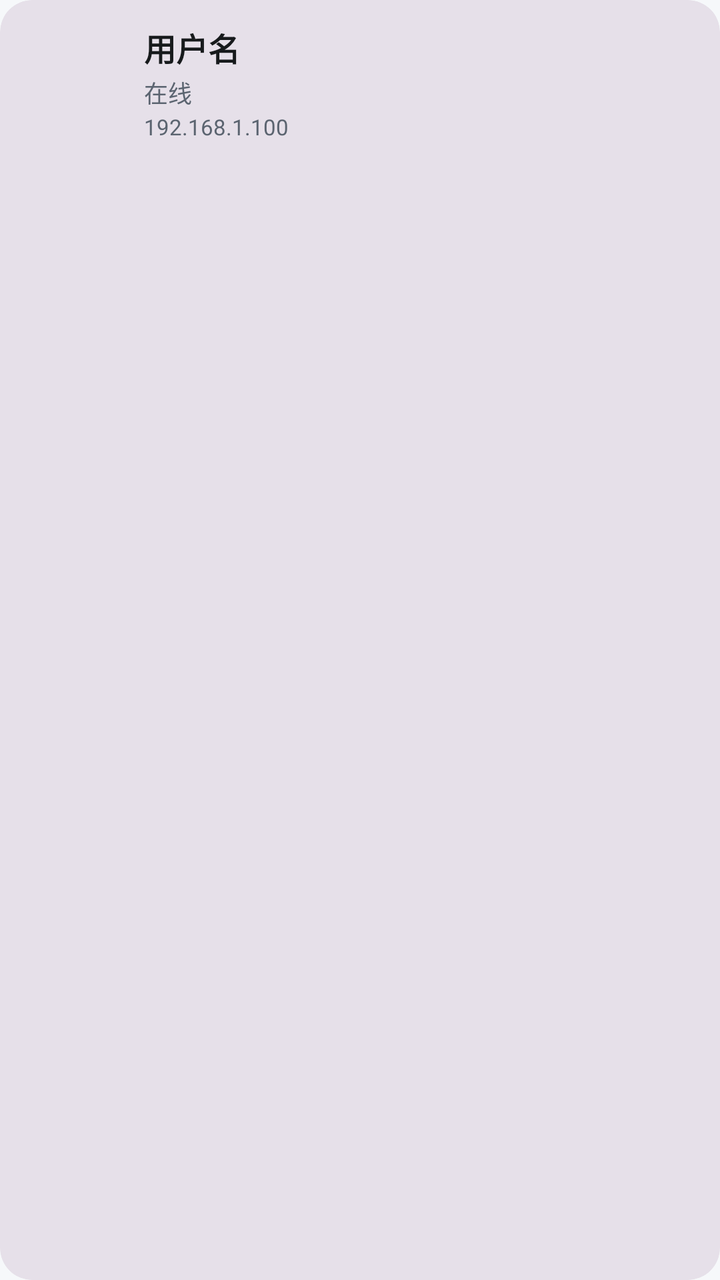
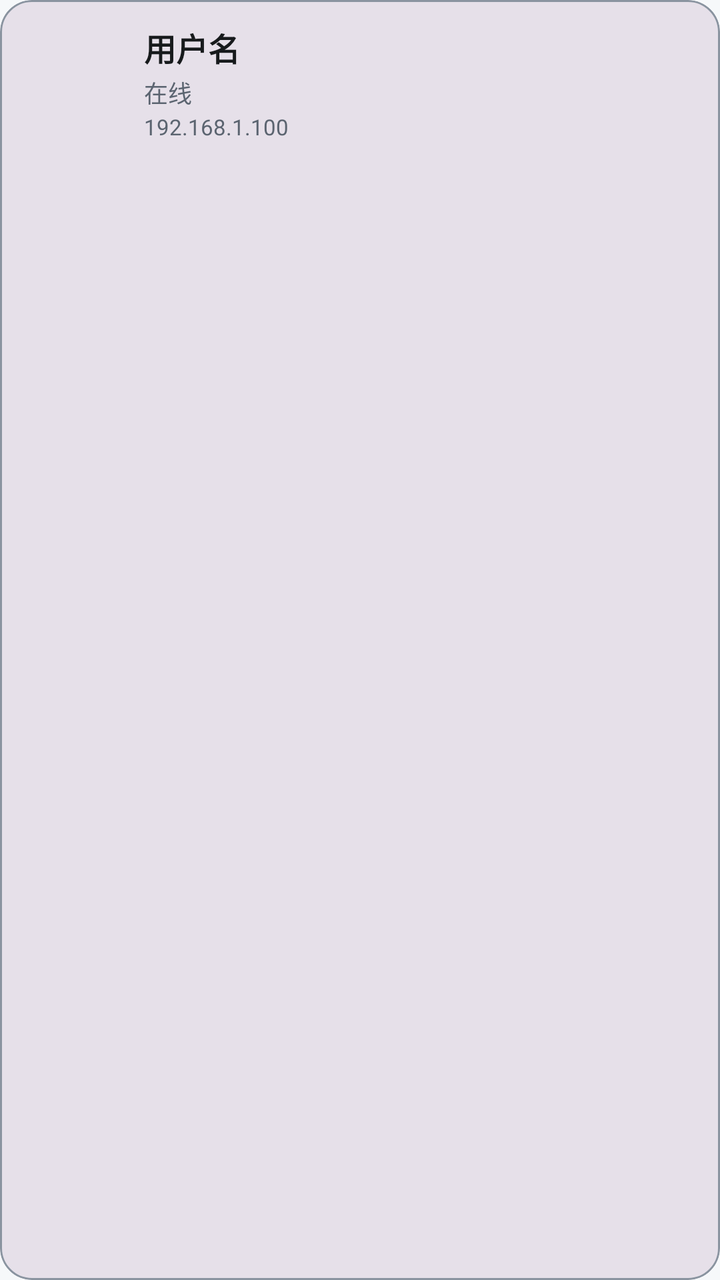

Screens rendered from an Android XML layout before and after an edit, with the pre-edit source and the edit as a unified diff.
<!-- AndroidManifest.xml: application theme Theme.NetworkTool -->
<!-- res/layout/item_lan_peer.xml -->
<?xml version="1.0" encoding="utf-8"?>
<com.google.android.material.card.MaterialCardView xmlns:android="http://schemas.android.com/apk/res/android"
    xmlns:app="http://schemas.android.com/apk/res-auto"
    android:layout_width="match_parent"
    android:layout_height="wrap_content"
    android:layout_marginStart="@dimen/page_margin"
    android:layout_marginEnd="@dimen/page_margin"
    android:layout_marginVertical="@dimen/space_1"
    style="@style/Widget.NetworkTool.Card"
    app:cardElevation="0dp">

    <LinearLayout
        android:layout_width="match_parent"
        android:layout_height="wrap_content"
        android:orientation="horizontal"
        android:padding="12dp"
        android:gravity="center_vertical">

        
        <ImageView
            android:id="@+id/avatarImage"
            android:layout_width="48dp"
            android:layout_height="48dp"
            android:padding="4dp"
            android:scaleType="fitCenter"
            android:contentDescription="头像" />

        
        <LinearLayout
            android:layout_width="0dp"
            android:layout_height="wrap_content"
            android:layout_weight="1"
            android:orientation="vertical"
            android:layout_marginStart="12dp">

            
            <LinearLayout
                android:layout_width="wrap_content"
                android:layout_height="wrap_content"
                android:orientation="horizontal"
                android:gravity="center_vertical">

                
                <TextView
                    android:id="@+id/nameText"
                    android:layout_width="wrap_content"
                    android:layout_height="wrap_content"
                    android:text="用户名"
                    android:textSize="16sp"
                    android:textStyle="bold"
                    android:textColor="?attr/colorOnSurface" />

                
                <TextView
                    android:id="@+id/roomLabel"
                    android:layout_width="wrap_content"
                    android:layout_height="wrap_content"
                    android:text="房间"
                    android:textSize="10sp"
                    android:textColor="#FFFFFF"
                    android:background="@drawable/badge_room_label"
                    android:paddingHorizontal="6dp"
                    android:paddingVertical="2dp"
                    android:layout_marginStart="6dp"
                    android:visibility="gone" />

            </LinearLayout>

            
            <TextView
                android:id="@+id/statusText"
                android:layout_width="wrap_content"
                android:layout_height="wrap_content"
                android:text="在线"
                android:textSize="12sp"
                android:textColor="?attr/colorOnSurfaceVariant"
                android:layout_marginTop="2dp" />

            
            <TextView
                android:id="@+id/ipText"
                android:layout_width="wrap_content"
                android:layout_height="wrap_content"
                android:text="192.168.1.100"
                android:textSize="11sp"
                android:textColor="?attr/colorOnSurfaceVariant"
                android:layout_marginTop="1dp" />

        </LinearLayout>

        
        <TextView
            android:id="@+id/unreadBadge"
            android:layout_width="20dp"
            android:layout_height="20dp"
            android:background="@drawable/badge_unread"
            android:gravity="center"
            android:text="0"
            android:textColor="#FFFFFF"
            android:textSize="10sp"
            android:visibility="gone" />

    </LinearLayout>

</com.google.android.material.card.MaterialCardView>
<!-- resources referenced by this layout -->
<resources>
  <dimen name="page_margin">16dp</dimen>
  <dimen name="space_1">4dp</dimen>
  <!-- drawable badge_room_label (drawable) -->
  <?xml version="1.0" encoding="utf-8"?>
  <shape xmlns:android="http://schemas.android.com/apk/res/android"
      android:shape="rectangle">
      <solid android:color="#2196F3" />
      <corners android:radius="4dp" />
  </shape>
  <!-- drawable badge_unread (drawable) -->
  <?xml version="1.0" encoding="utf-8"?>
  <shape xmlns:android="http://schemas.android.com/apk/res/android"
      android:shape="oval">
      <solid android:color="#FF0000" />
  </shape>
  <style name="Widget.NetworkTool.Card" parent="Widget.Material3.CardView.Filled">
          <item name="cardCornerRadius">@dimen/card_corner</item>
          <item name="cardElevation">0dp</item>
          <item name="strokeWidth">0dp</item>
      </style>
  <dimen name="card_corner">16dp</dimen>
  <color name="colorPrimary">#00DAC5</color>
  <color name="colorPrimaryDark">#00B5A1</color>
  <color name="colorAccent">#00DAC5</color>
  <color name="colorOnPrimary">#00201C</color>
  <color name="colorPrimaryContainer">#B8FFF7</color>
  <color name="colorOnPrimaryContainer">#00201C</color>
  <color name="colorBackground">#F6F8FA</color>
  <color name="colorSurface">#FFFFFF</color>
  <color name="colorOnSurface">#171A1C</color>
  <color name="colorOnBackground">#171A1C</color>
  <color name="colorSurfaceContainer">#EEF2F5</color>
  <color name="textSecondary">#5B6470</color>
  <color name="colorOutline">#8A94A0</color>
  <color name="colorOutlineVariant">#D8DEE5</color>
  <color name="textPrimary">#171A1C</color>
  <style name="Widget.NetworkTool.Toolbar" parent="Widget.Material3.Toolbar">
          <item name="android:background">@android:color/transparent</item>
          <item name="android:elevation">0dp</item>
          <item name="titleTextColor">?attr/colorOnSurface</item>
          <item name="titleTextAppearance">@style/TextAppearance.NetworkTool.ToolbarTitle</item>
          <item name="subtitleTextColor">?attr/colorOnSurfaceVariant</item>
          <item name="navigationIconTint">?attr/colorOnSurface</item>
      </style>
  <style name="Widget.NetworkTool.Button" parent="Widget.Material3.Button">
          <item name="android:elevation">0dp</item>
          <item name="android:stateListAnimator">@null</item>
      </style>
  <style name="TextAppearance.NetworkTool.ToolbarTitle" parent="TextAppearance.Material3.TitleLarge">
          <item name="android:textSize">20sp</item>
          <item name="android:textStyle">bold</item>
          <item name="android:textColor">?attr/colorOnSurface</item>
      </style>
  <!-- unchanged entries left out for length: 1 -->
</resources>

<!-- the commit's change to res/layout/item_lan_peer.xml (unified diff, before → after) -->
@@ -7,7 +7,10 @@
     android:layout_marginEnd="@dimen/page_margin"
     android:layout_marginVertical="@dimen/space_1"
     style="@style/Widget.NetworkTool.Card"
-    app:cardElevation="0dp">
+    app:cardCornerRadius="@dimen/card_corner"
+    app:cardElevation="0dp"
+    app:strokeColor="?attr/colorOutline"
+    app:strokeWidth="1dp">
 
     <LinearLayout
         android:layout_width="match_parent"
